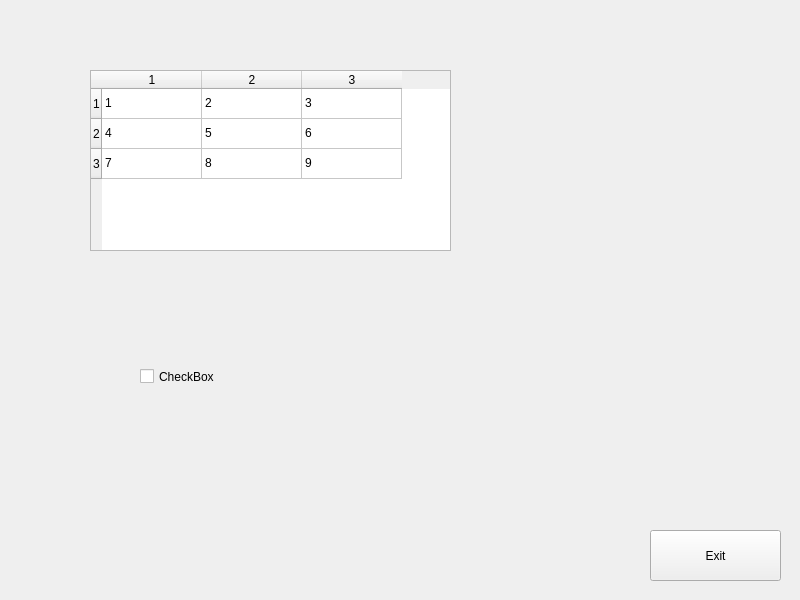
Qt form Qt-Widgets-Examples/QSS-Example/src/view/ui/MainWindow.ui (STyulenev/Qt-CPP-Examples) before a commit.
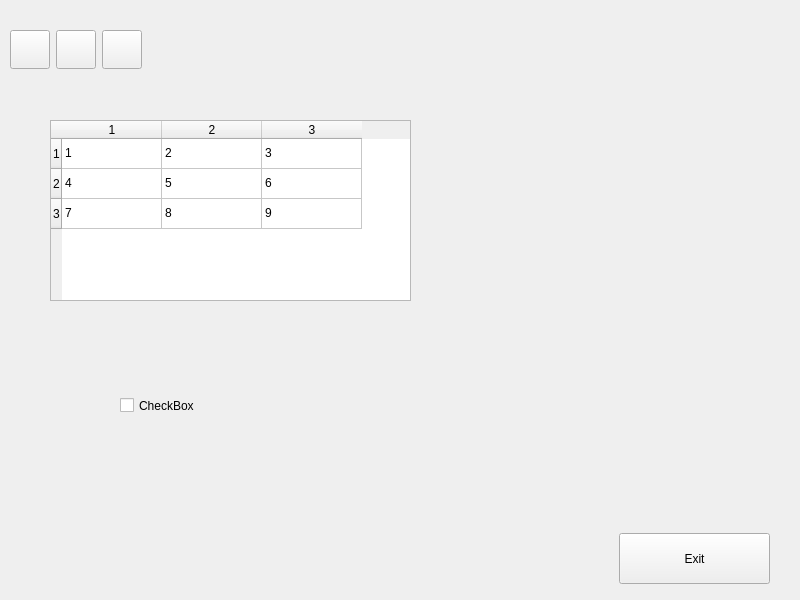
The same form after that commit. Icons and pictures are not drawn.

Commit message: Added style for QToolButtons

Diff of the .ui file:
```diff
--- a/Qt-Widgets-Examples/QSS-Example/src/view/ui/MainWindow.ui
+++ b/Qt-Widgets-Examples/QSS-Example/src/view/ui/MainWindow.ui
@@ -20,9 +20,9 @@
    <widget class="QPushButton" name="exitButton">
     <property name="geometry">
      <rect>
-      <x>650</x>
-      <y>530</y>
-      <width>131</width>
+      <x>619</x>
+      <y>533</y>
+      <width>151</width>
       <height>51</height>
      </rect>
     </property>
@@ -30,11 +30,24 @@
      <string>Exit</string>
     </property>
    </widget>
+   <widget class="QCheckBox" name="checkBox">
+    <property name="geometry">
+     <rect>
+      <x>120</x>
+      <y>380</y>
+      <width>201</width>
+      <height>51</height>
+     </rect>
+    </property>
+    <property name="text">
+     <string>CheckBox</string>
+    </property>
+   </widget>
    <widget class="QTableWidget" name="tableWidget">
     <property name="geometry">
      <rect>
-      <x>90</x>
-      <y>70</y>
+      <x>50</x>
+      <y>120</y>
       <width>361</width>
       <height>181</height>
      </rect>
@@ -121,18 +134,81 @@
      </property>
     </item>
    </widget>
-   <widget class="QCheckBox" name="checkBox">
+   <widget class="QWidget" name="horizontalLayoutWidget">
     <property name="geometry">
      <rect>
-      <x>140</x>
-      <y>351</y>
-      <width>201</width>
-      <height>51</height>
+      <x>10</x>
+      <y>10</y>
+      <width>781</width>
+      <height>80</height>
      </rect>
     </property>
-    <property name="text">
-     <string>CheckBox</string>
-    </property>
+    <layout class="QHBoxLayout" name="settingButtons">
+     <item>
+      <widget class="QToolButton" name="toolButtonSearch">
+       <property name="text">
+        <string/>
+       </property>
+       <property name="icon">
+        <iconset resource="../../../resource.qrc">
+         <normaloff>:/res/icons/icon-search.png</normaloff>:/res/icons/icon-search.png</iconset>
+       </property>
+       <property name="iconSize">
+        <size>
+         <width>32</width>
+         <height>32</height>
+        </size>
+       </property>
+      </widget>
+     </item>
+     <item>
+      <widget class="QToolButton" name="toolButtonSetting">
+       <property name="text">
+        <string/>
+       </property>
+       <property name="icon">
+        <iconset resource="../../../resource.qrc">
+         <normaloff>:/res/icons/icon-setting.png</normaloff>:/res/icons/icon-setting.png</iconset>
+       </property>
+       <property name="iconSize">
+        <size>
+         <width>32</width>
+         <height>32</height>
+        </size>
+       </property>
+      </widget>
+     </item>
+     <item>
+      <widget class="QToolButton" name="toolButtonUser">
+       <property name="text">
+        <string/>
+       </property>
+       <property name="icon">
+        <iconset resource="../../../resource.qrc">
+         <normaloff>:/res/icons/icon-user.png</normaloff>:/res/icons/icon-user.png</iconset>
+       </property>
+       <property name="iconSize">
+        <size>
+         <width>32</width>
+         <height>32</height>
+        </size>
+       </property>
+      </widget>
+     </item>
+     <item>
+      <spacer name="horizontalSpacer">
+       <property name="orientation">
+        <enum>Qt::Horizontal</enum>
+       </property>
+       <property name="sizeHint" stdset="0">
+        <size>
+         <width>40</width>
+         <height>20</height>
+        </size>
+       </property>
+      </spacer>
+     </item>
+    </layout>
    </widget>
   </widget>
  </widget>
```
Left out of the diff: 4 changed lines with no effect on the pictures. The commit also changes 8 other files.
